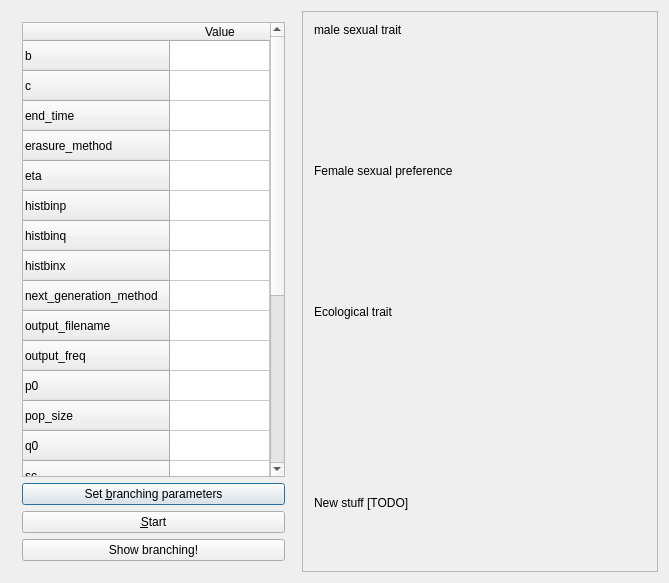
This is sado_qtdialog.ui in richelbilderbeek/pbdmms as Qt 5 draws it before an edit. The edited form follows.
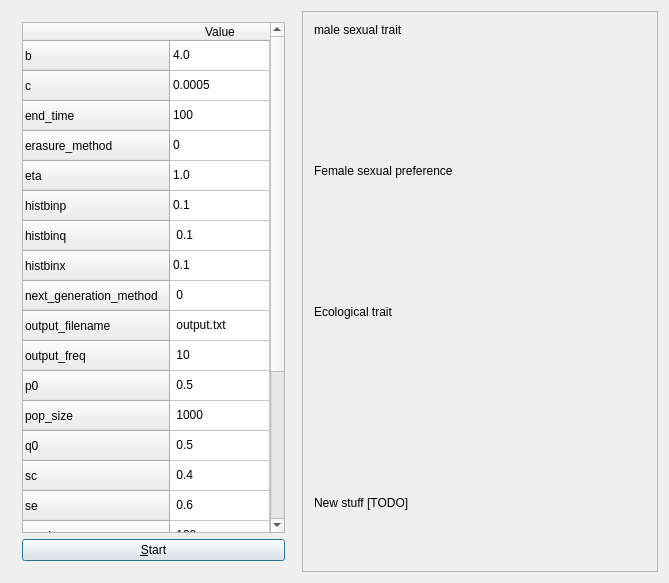
This is the edited form. Custom widgets are drawn as their Qt base class.

Patch:
```diff
--- a/sado_qtdialog.ui
+++ b/sado_qtdialog.ui
@@ -148,13 +148,121 @@
           <string>Value</string>
          </property>
         </column>
-       </widget>
-      </item>
-      <item>
-       <widget class="QPushButton" name="set_branching">
-        <property name="text">
-         <string>Set &amp;branching parameters</string>
-        </property>
+        <item row="0" column="0">
+         <property name="text">
+          <string>4.0</string>
+         </property>
+        </item>
+        <item row="1" column="0">
+         <property name="text">
+          <string>0.0005</string>
+         </property>
+        </item>
+        <item row="2" column="0">
+         <property name="text">
+          <string>100</string>
+         </property>
+        </item>
+        <item row="3" column="0">
+         <property name="text">
+          <string>0</string>
+         </property>
+        </item>
+        <item row="4" column="0">
+         <property name="text">
+          <string>1.0</string>
+         </property>
+        </item>
+        <item row="5" column="0">
+         <property name="text">
+          <string>0.1</string>
+         </property>
+        </item>
+        <item row="6" column="0">
+         <property name="text">
+          <string> 0.1</string>
+         </property>
+        </item>
+        <item row="7" column="0">
+         <property name="text">
+          <string>0.1</string>
+         </property>
+        </item>
+        <item row="8" column="0">
+         <property name="text">
+          <string> 0</string>
+         </property>
+        </item>
+        <item row="9" column="0">
+         <property name="text">
+          <string> output.txt</string>
+         </property>
+        </item>
+        <item row="10" column="0">
+         <property name="text">
+          <string> 10</string>
+         </property>
+        </item>
+        <item row="11" column="0">
+         <property name="text">
+          <string> 0.5</string>
+         </property>
+        </item>
+        <item row="12" column="0">
+         <property name="text">
+          <string> 1000</string>
+         </property>
+        </item>
+        <item row="13" column="0">
+         <property name="text">
+          <string> 0.5</string>
+         </property>
+        </item>
+        <item row="14" column="0">
+         <property name="text">
+          <string> 0.4</string>
+         </property>
+        </item>
+        <item row="15" column="0">
+         <property name="text">
+          <string> 0.6</string>
+         </property>
+        </item>
+        <item row="16" column="0">
+         <property name="text">
+          <string> 123</string>
+         </property>
+        </item>
+        <item row="17" column="0">
+         <property name="text">
+          <string> 1.2</string>
+         </property>
+        </item>
+        <item row="18" column="0">
+         <property name="text">
+          <string>0.2</string>
+         </property>
+        </item>
+        <item row="19" column="0">
+         <property name="text">
+          <string>1.0</string>
+         </property>
+        </item>
+        <item row="20" column="0">
+         <property name="text">
+          <string>0.02</string>
+         </property>
+        </item>
+        <item row="21" column="0">
+         <property name="text">
+          <string>1</string>
+         </property>
+        </item>
+        <item row="22" column="0">
+         <property name="text">
+          <string>0.5</string>
+         </property>
+        </item>
        </widget>
       </item>
       <item>
@@ -177,13 +285,6 @@
         </property>
        </widget>
       </item>
-      <item>
-       <widget class="QPushButton" name="show_branching">
-        <property name="text">
-         <string>Show branching!</string>
-        </property>
-       </widget>
-      </item>
      </layout>
     </widget>
    </item>
```
